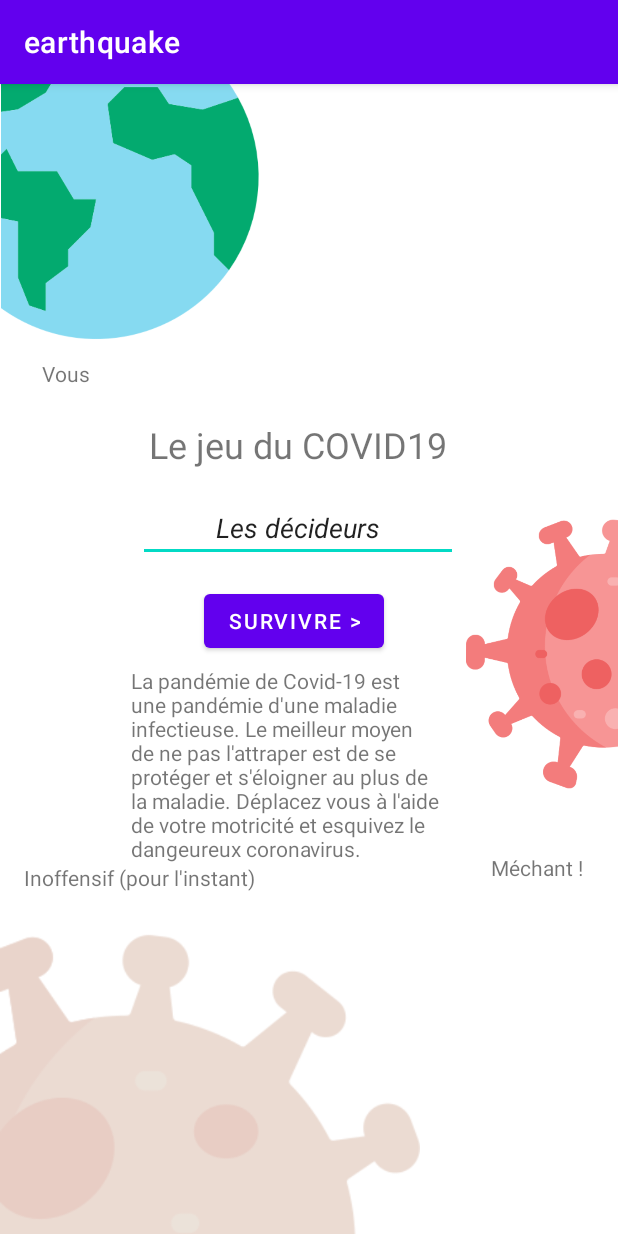
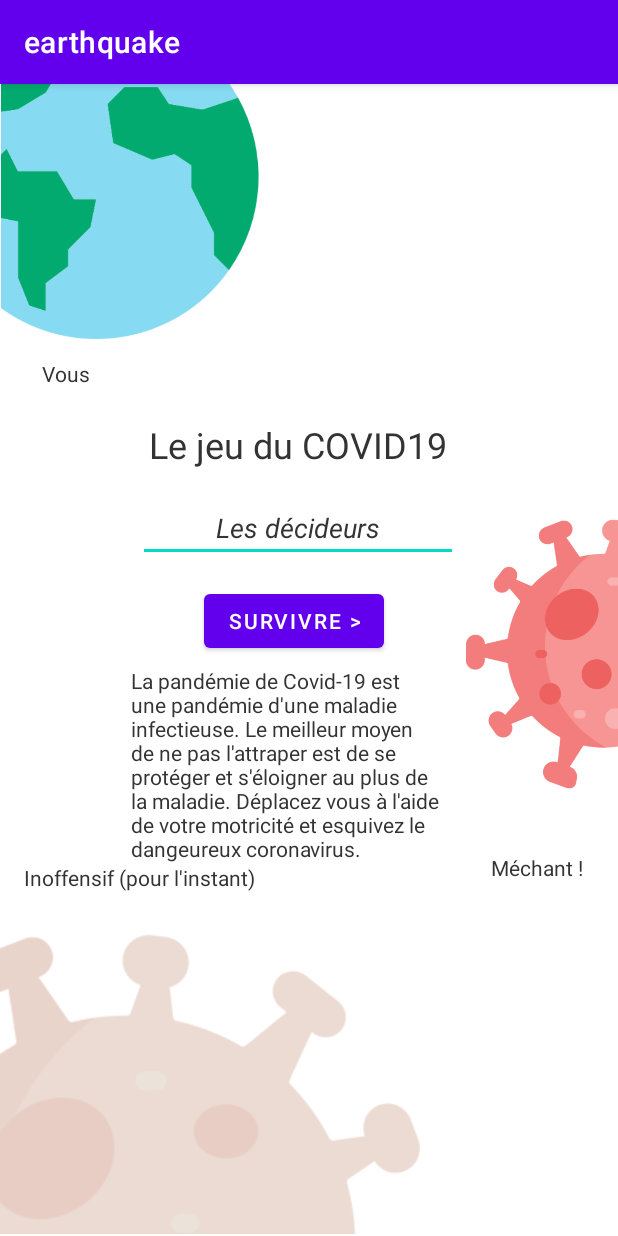
Before and after one commit to mobe-vacances/earthquake, an Android app: the screen it shows after launch (MainMenu), on a phone screen of 412 x 824 dp. Run offline under Robolectric (Android 15) with nearby library versions, the phone set to English and light mode, and no system bars.

Commit message:
Force black text in menu and game over.

```diff
--- a/app/src/main/res/layout/activity_game_over.xml
+++ b/app/src/main/res/layout/activity_game_over.xml
@@ -50,6 +50,7 @@
         android:layout_height="113dp"
         android:gravity="center"
         android:text="Félicitations, tu fais partie des statistiques."
+        android:textColor="#333"
         android:textSize="24sp"
         app:layout_constraintBottom_toBottomOf="parent"
         app:layout_constraintEnd_toEndOf="parent"
@@ -64,6 +65,7 @@
         android:layout_height="wrap_content"
         android:onClick="back"
         android:text="Retour"
+        android:textColor="#FFF"
         app:layout_constraintBottom_toBottomOf="parent"
         app:layout_constraintEnd_toEndOf="parent"
         app:layout_constraintHorizontal_bias="0.916"
--- a/app/src/main/res/layout/activity_menu2.xml
+++ b/app/src/main/res/layout/activity_menu2.xml
@@ -49,6 +49,7 @@
         android:layout_height="wrap_content"
         android:text="Le jeu du COVID19"
         android:textAlignment="center"
+        android:textColor="#333"
         android:textSize="24sp"
         app:layout_constraintBottom_toTopOf="@+id/editTextTextPersonName"
         app:layout_constraintEnd_toEndOf="parent"
@@ -63,6 +64,7 @@
         android:layout_height="wrap_content"
         android:onClick="lauchGame"
         android:text="Survivre >"
+        android:textColor="#FFF"
         app:layout_constraintBottom_toTopOf="@+id/textView"
         app:layout_constraintEnd_toEndOf="parent"
         app:layout_constraintHorizontal_bias="0.466"
@@ -77,6 +79,7 @@
         android:layout_marginStart="28dp"
         android:layout_marginTop="12dp"
         android:text="Vous"
+        android:textColor="#333"
         app:layout_constraintStart_toStartOf="parent"
         app:layout_constraintTop_toBottomOf="@+id/imageView4" />
 
@@ -87,6 +90,7 @@
         android:layout_marginTop="4dp"
         android:layout_marginEnd="23dp"
         android:text="Méchant !"
+        android:textColor="#333"
         app:layout_constraintEnd_toEndOf="parent"
         app:layout_constraintTop_toBottomOf="@+id/imageView5" />
 
@@ -97,6 +101,7 @@
         android:layout_marginStart="16dp"
         android:layout_marginBottom="24dp"
         android:text="Inoffensif (pour l'instant)"
+        android:textColor="#333"
         app:layout_constraintBottom_toTopOf="@+id/imageView6"
         app:layout_constraintStart_toStartOf="parent" />
 
@@ -108,6 +113,7 @@
         android:inputType="textPersonName"
         android:text="Les décideurs"
         android:textAlignment="center"
+        android:textColor="#333"
         android:textStyle="italic"
         app:layout_constraintBottom_toTopOf="@+id/button2"
         app:layout_constraintEnd_toEndOf="parent"
@@ -122,6 +128,7 @@
         android:layout_height="166dp"
         android:layout_marginEnd="37dp"
         android:text="La pandémie de Covid-19 est une pandémie d'une maladie infectieuse. Le meilleur moyen de ne pas l'attraper est de se protéger et s'éloigner au plus de la maladie. Déplacez vous à l'aide de votre motricité et esquivez le dangeureux coronavirus."
+        android:textColor="#333"
         app:layout_constraintBottom_toBottomOf="parent"
         app:layout_constraintEnd_toEndOf="parent"
         app:layout_constraintHorizontal_bias="0.516"
```
